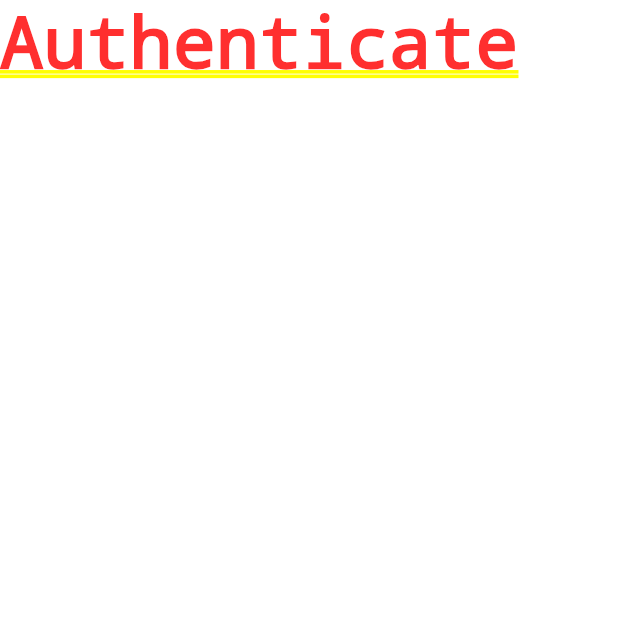
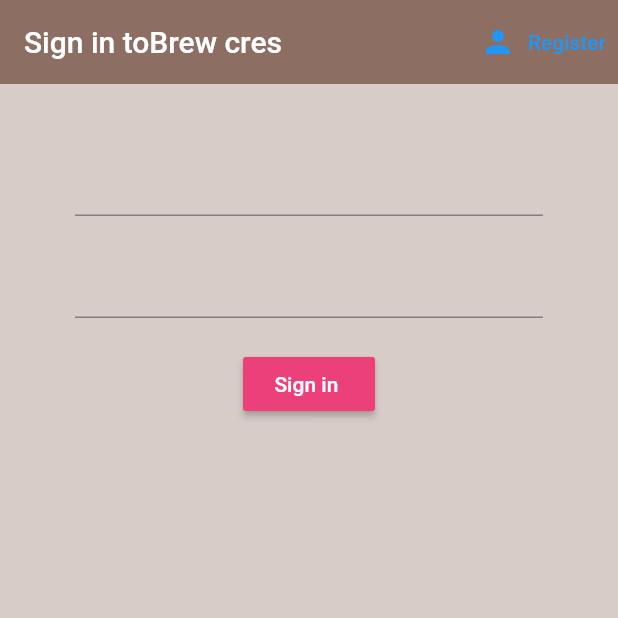
Before and after one commit to tsantaniainarakotonjanahary/brew_crew, a Flutter app: the screen it shows after launch, on a phone screen of 412 x 824 dp, the top half of it. Run offline on Flutter 3.47's test engine with Material 2 defaults, Android fonts, the phone set to English and light mode, and no system bars; our stand-ins replace firebase_auth, firebase_core; accounts and stored records are empty.

```diff
--- a/brew_crew/lib/main.dart
+++ b/brew_crew/lib/main.dart
@@ -1,7 +1,13 @@
+import 'package:brew_crew/models/user.dart';
 import 'package:brew_crew/screens/wrapper.dart';
+import 'package:brew_crew/services/auth.dart';
+import 'package:firebase_core/firebase_core.dart';
 import 'package:flutter/material.dart';
+import 'package:provider/provider.dart';
 
-void main() {
+Future<void> main() async {
+  WidgetsFlutterBinding.ensureInitialized();
+  await Firebase.initializeApp();
   runApp(const MyApp());
 }
 
@@ -11,8 +17,12 @@ class MyApp extends StatelessWidget {
   // This widget is the root of your application.
   @override
   Widget build(BuildContext context) {
-    return const MaterialApp(
-      home: Wrapper(),
+    return StreamProvider<Utilisateur?>.value(
+      value: AuthService().user,
+      initialData: null,
+      child: const MaterialApp(
+        home: Wrapper(),
+      ),
     );
   }
 }
--- /dev/null
+++ b/brew_crew/lib/models/user.dart
@@ -0,0 +1,5 @@
+class Utilisateur {
+  final String uid;
+
+  Utilisateur({required this.uid});
+}
--- a/brew_crew/lib/screens/authenticate/authenticate.dart
+++ b/brew_crew/lib/screens/authenticate/authenticate.dart
@@ -1,3 +1,5 @@
+import 'package:brew_crew/screens/authenticate/register.dart';
+import 'package:brew_crew/screens/authenticate/sign_in.dart';
 import 'package:flutter/material.dart';
 
 class Authenticate extends StatefulWidget {
@@ -8,8 +10,20 @@ class Authenticate extends StatefulWidget {
 }
 
 class _AuthenticateState extends State<Authenticate> {
+  bool showSignIn = true;
+
+  void toggleView() {
+    setState(() {
+      showSignIn = !showSignIn;
+    });
+  }
+
   @override
   Widget build(BuildContext context) {
-    return const Text('Authenticate');
+    if (showSignIn) {
+      return SignIn(toggleView: toggleView);
+    } else {
+      return Register(toggleView: toggleView);
+    }
   }
 }
--- /dev/null
+++ b/brew_crew/lib/screens/authenticate/sign_in.dart
@@ -0,0 +1,83 @@
+import 'package:brew_crew/services/auth.dart';
+import 'package:flutter/foundation.dart';
+import 'package:flutter/material.dart';
+
+class SignIn extends StatefulWidget {
+  final Function toggleView;
+
+  const SignIn({super.key, required this.toggleView});
+
+  @override
+  State<SignIn> createState() => _SignInState();
+}
+
+class _SignInState extends State<SignIn> {
+  //final AuthService _auth = AuthService();
+
+  String email = '';
+  String password = '';
+
+  @override
+  Widget build(BuildContext context) {
+    return Scaffold(
+      backgroundColor: Colors.brown[100],
+      appBar: AppBar(
+        backgroundColor: Colors.brown[400],
+        elevation: 0.0,
+        title: const Text('Sign in toBrew cres '),
+        actions: <Widget>[
+          TextButton.icon(
+              onPressed: () {
+                widget.toggleView();
+              },
+              icon: const Icon(
+                Icons.person,
+              ),
+              label: const Text('Register')),
+        ],
+      ),
+      body: Container(
+        padding: const EdgeInsets.symmetric(vertical: 20.0, horizontal: 50.0),
+        child: Form(
+            child: Column(
+          children: <Widget>[
+            const SizedBox(height: 20.0),
+            TextFormField(
+              onChanged: (val) {
+                setState(() {
+                  email = val;
+                });
+              },
+            ),
+            const SizedBox(height: 20.0),
+            TextFormField(
+              obscureText: true,
+              onChanged: (val) {
+                setState(() {
+                  password = val;
+                });
+              },
+            ),
+            const SizedBox(height: 20.0),
+            MaterialButton(
+              color: Colors.pink[400],
+              onPressed: () async {
+                if (kDebugMode) {
+                  print(email);
+                }
+                if (kDebugMode) {
+                  print(password);
+                }
+              },
+              textColor: Colors.red,
+              child: const Text(
+                'Sign in ',
+                style: TextStyle(color: Colors.white),
+              ),
+            ),
+          ],
+        )),
+      ),
+    );
+  }
+}
--- a/brew_crew/lib/screens/wrapper.dart
+++ b/brew_crew/lib/screens/wrapper.dart
@@ -1,11 +1,20 @@
+import 'package:brew_crew/models/user.dart';
 import 'package:brew_crew/screens/authenticate/authenticate.dart';
+import 'package:brew_crew/screens/home/home.dart';
 import 'package:flutter/material.dart';
+import 'package:provider/provider.dart';
 
 class Wrapper extends StatelessWidget {
   const Wrapper({super.key});
 
   @override
   Widget build(BuildContext context) {
-    return const Authenticate();
+    final user = Provider.of<Utilisateur?>(context);
+
+    if (user == null) {
+      return const Authenticate();
+    } else {
+      return Home();
+    }
   }
 }
--- a/brew_crew/pubspec.yaml
+++ b/brew_crew/pubspec.yaml
@@ -32,6 +32,8 @@ dependencies:
     sdk: flutter
   firebase_auth: ^4.2.5
   cloud_firestore: ^4.3.1
+  firebase_core: ^2.4.1
+  provider: ^6.0.5
 
 
   # The following adds the Cupertino Icons font to your application.
```
Also changed, not shown: brew_crew/lib/screens/authenticate/register.dart (added, +83 -0 lines), brew_crew/lib/screens/home/home.dart (+21 -2 lines), brew_crew/lib/services/auth.dart (added, +41 -0 lines), brew_crew/pubspec.lock.
